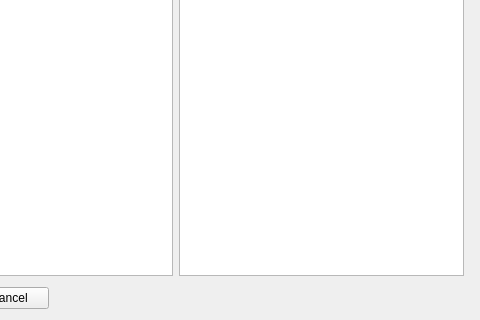
Old version of the form Qt/PV_View/characteristicsdlg.ui in the repository Rolloke/GUI-Apps; both pictures show x 128 to 608 and y 124 to 444 of the 608 by 444 pixel window.
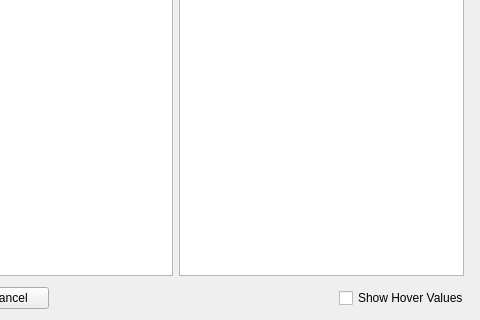
New version of the form. Custom widgets are drawn as their Qt base class.

Patch:
```diff
--- a/Qt/PV_View/characteristicsdlg.ui
+++ b/Qt/PV_View/characteristicsdlg.ui
@@ -84,6 +84,13 @@
        </property>
       </spacer>
      </item>
+     <item>
+      <widget class="QCheckBox" name="ckShowHoverValues">
+       <property name="text">
+        <string>Show Hover Values</string>
+       </property>
+      </widget>
+     </item>
     </layout>
    </item>
   </layout>
```
